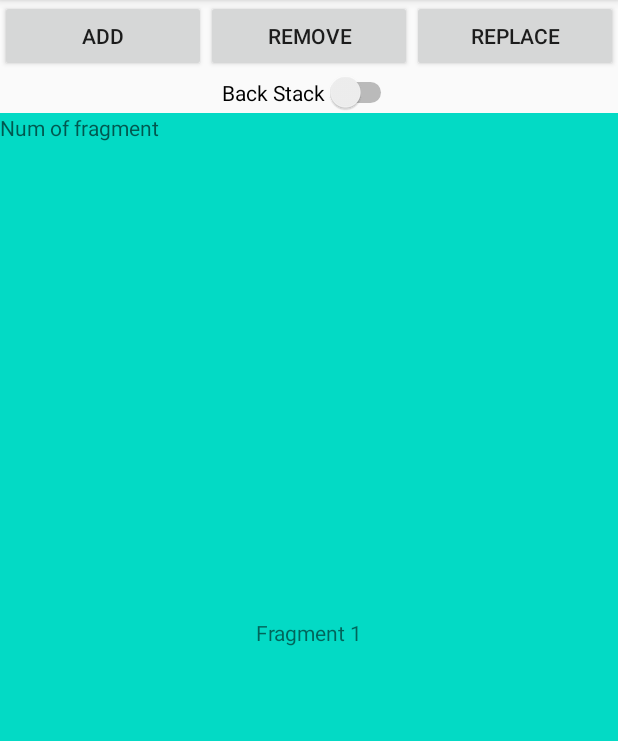
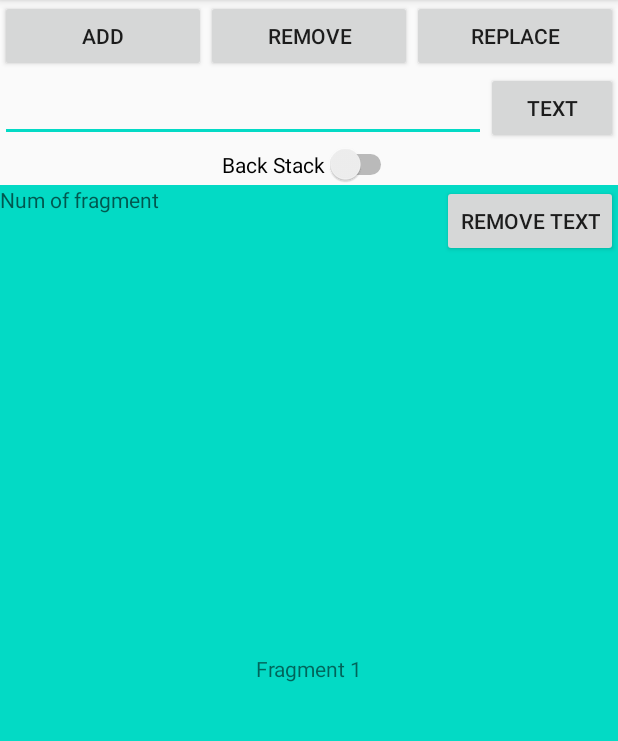
Before and after one commit to Naftali-K/2020_04_05_FragmentWork, an Android app: the screen it shows after launch (MainActivity), after a tap on "ADD", on a phone screen of 412 x 824 dp, the part 84-825 px from its top. Run offline under Robolectric (Android 15) with nearby library versions, the phone set to English and light mode, and no system bars.

Commit message:
* Update functionality fragments * MainActivity - Add comments to other functions                - Add button functionality for add text in fragment * BlankFragment - Add functionality button, remove test from TextView * activity_main - add row with EditText and Button for add/change text in fragment * layout - add id to TextViews * fragment_blank - add button for clear/remove text

```diff
--- a/app/src/main/java/com/android/fragmentwork/fragments/BlankFragment.java
+++ b/app/src/main/java/com/android/fragmentwork/fragments/BlankFragment.java
@@ -7,6 +7,9 @@ import androidx.fragment.app.Fragment;
 import android.view.LayoutInflater;
 import android.view.View;
 import android.view.ViewGroup;
+import android.widget.Button;
+import android.widget.TextView;
+import android.widget.Toast;
 
 import com.android.fragmentwork.R;
 
@@ -26,5 +29,29 @@ public class BlankFragment extends Fragment {
                              Bundle savedInstanceState) {
         // Inflate the layout for this fragment
         return inflater.inflate(R.layout.fragment_blank, container, false);
+
+//        Button button = getActivity().findViewById(R.id.remove_text);
+        /**
+        in "onCreateView" can't use findViewById, because not sure if all layout was made. Because that
+         need connect functionality of button in lifeCycle after sure was made layout, is in onResume()
+         */
+    }
+
+
+    //remake of LifeCycle onResume() fragment, is will working only after made layout
+    @Override
+    public void onResume() {
+        super.onResume();
+
+        Button button = getActivity().findViewById(R.id.remove_text);
+        button.setOnClickListener(new View.OnClickListener() {
+            @Override
+            public void onClick(View v) {
+//                Toast.makeText(getContext(), "Pushed remove button", Toast.LENGTH_LONG).show(); //test code, for check if button working
+
+                TextView outputText = getActivity().findViewById(R.id.output_text);
+                        outputText.setText("Empty Text");
+            }
+        });
     }
 }
--- a/app/src/main/res/layout/activity_main.xml
+++ b/app/src/main/res/layout/activity_main.xml
@@ -36,30 +36,27 @@
             android:layout_weight="1"
             android:text="Replace"/>
 
-        <!-- Options 2, with add functionality in the buttons by the self -->
-        <!--Button
-            android:id="@+id/btn_add_onclick"
+    </LinearLayout>
+
+    <LinearLayout
+        android:id="@+id/nav_line2"
+        android:layout_width="match_parent"
+        android:layout_height="wrap_content"
+        app:layout_constraintTop_toBottomOf="@id/nav_line"
+        android:orientation="horizontal"
+        android:gravity="center">
+
+        <EditText
+            android:id="@+id/input_text"
+            android:layout_width="0dp"
+            android:layout_height="wrap_content"
+            android:layout_weight="2"/>
+
+        <Button
+            android:id="@+id/btn_edd_text"
             android:layout_width="wrap_content"
             android:layout_height="wrap_content"
-            android:onClick="myOnClick"
-            android:layout_weight="1"
-            android:text="Add OnClick"/>
-
-        <Button
-            android:id="@+id/btn_remove_onclick"
-            android:layout_width="wrap_content"
-            android:layout_height="wrap_content"
-            android:onClick="myOnClick"
-            android:layout_weight="1"
-            android:text="Remove Onclick"/>
-
-        <Button
-            android:id="@+id/btn_replace"
-            android:layout_width="wrap_content"
-            android:layout_height="wrap_content"
-            android:onClick="myOnClick"
-            android:layout_weight="1"
-            android:text="Replace"/-->
+            android:text="Text"/>
 
     </LinearLayout>
 
@@ -67,7 +64,7 @@
         android:id="@+id/switch_back_stack"
         android:layout_width="wrap_content"
         android:layout_height="wrap_content"
-        app:layout_constraintTop_toBottomOf="@id/nav_line"
+        app:layout_constraintTop_toBottomOf="@id/nav_line2"
         app:layout_constraintLeft_toLeftOf="parent"
         app:layout_constraintRight_toRightOf="parent"
         android:text="Back Stack" />
--- a/app/src/main/res/layout/fragment_blank.xml
+++ b/app/src/main/res/layout/fragment_blank.xml
@@ -8,6 +8,7 @@
 
     <!-- TODO: Update blank fragment layout -->
     <TextView
+        android:id="@+id/output_text"
         android:layout_width="match_parent"
         android:layout_height="match_parent"
         android:gravity="center"
@@ -19,4 +20,12 @@
         android:layout_height="wrap_content"
         android:hint="Num of fragment"/>
 
+    <!-- button for remove text. button will working from fragment.java -->
+    <Button
+        android:id="@+id/remove_text"
+        android:layout_width="wrap_content"
+        android:layout_height="wrap_content"
+        android:layout_gravity="right"
+        android:text="Remove text"/>
+
 </FrameLayout>
--- a/app/src/main/res/layout/fragment_blank2.xml
+++ b/app/src/main/res/layout/fragment_blank2.xml
@@ -8,6 +8,7 @@
 
     <!-- TODO: Update blank fragment layout -->
     <TextView
+        android:id="@+id/output_text"
         android:layout_width="match_parent"
         android:layout_height="match_parent"
         android:gravity="center"
```
Also changed, not shown: app/src/main/java/com/android/fragmentwork/MainActivity.java (+32 -25 lines).
